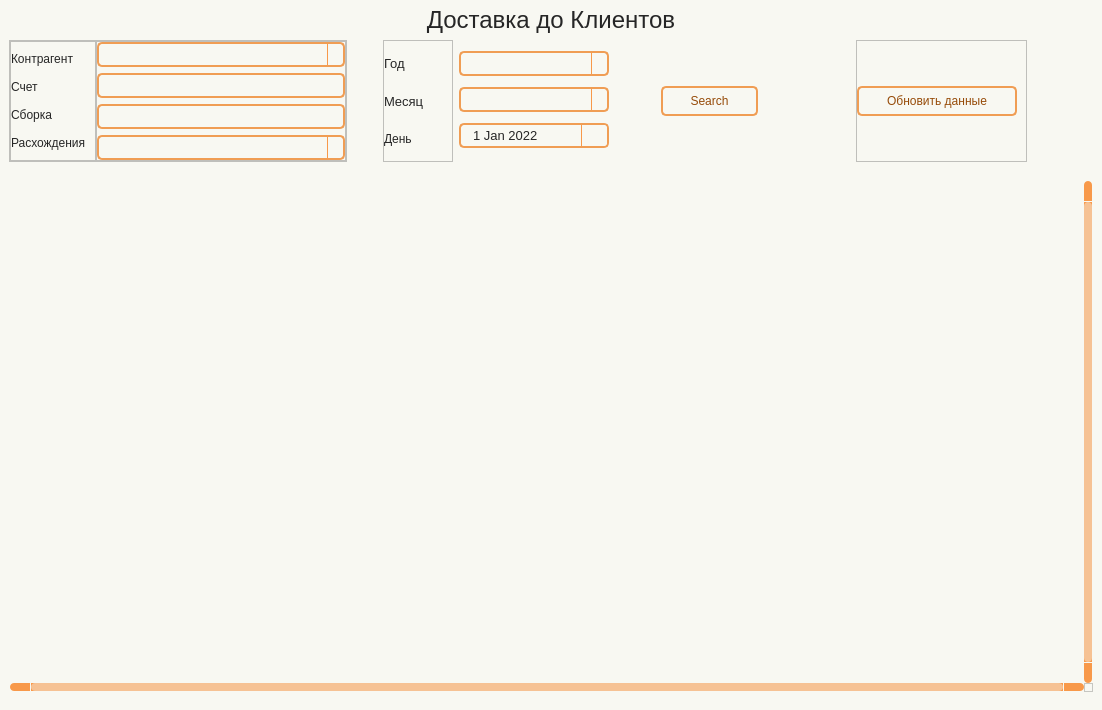
Before: the Qt Designer form wind/pages/delivery.ui in Masik84/Daily_Report_QT, drawn with Qt 5.
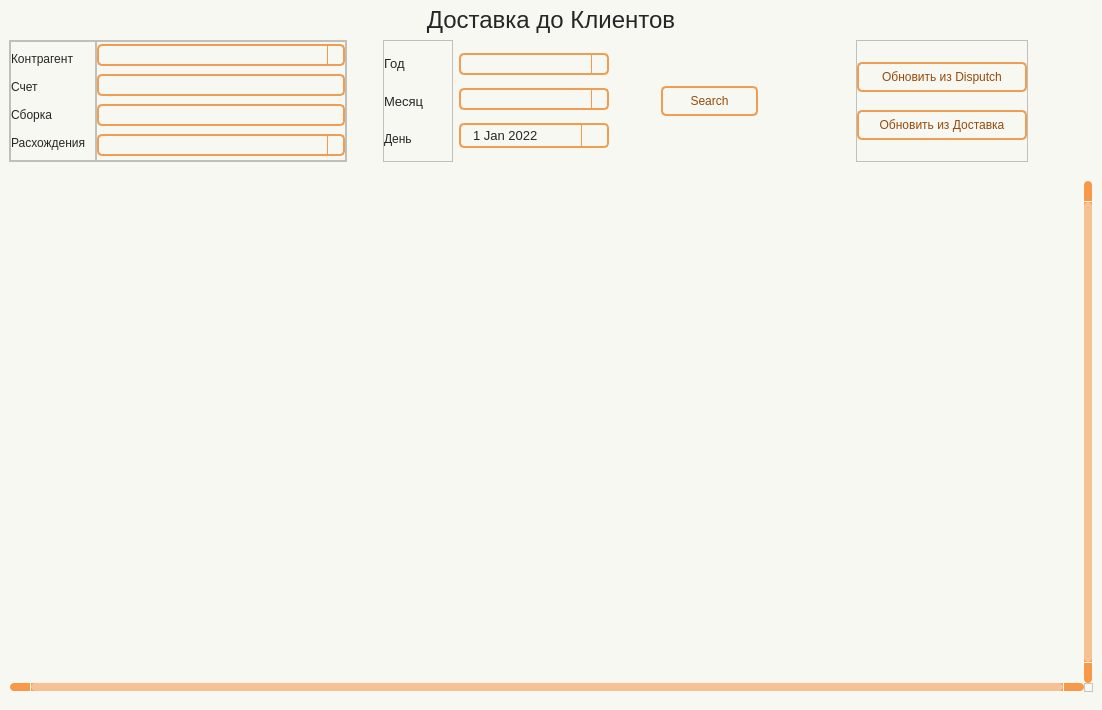
After: the same form once the commit is applied. Icons and pictures are not drawn.

Commit message: update temp_table, delivery, move

```diff
--- a/wind/pages/delivery.ui
+++ b/wind/pages/delivery.ui
@@ -75,9 +75,12 @@
 	background-color: #f6c294;
     color: #262626;
 }
+QTableWidget::item {
+                padding: 1px;  /* Уменьшаем отступы */
+                font: 9pt &quot;Tahoma&quot;;  /* Шрифт для ячеек */
+            }
 QHeaderView::section{
 	background-color: #f8f8f2;
-	max-width: 30px;
 	border: none;
 	border-style: none;
 }
@@ -121,7 +124,7 @@
 	selection-color: #f28223;
 	selection-background-color: #f28223;
     color: #262626;
-	font: 10pt &quot;Tahoma&quot;;
+	font: 9pt &quot;Tahoma&quot;;
 }
 QComboBox:hover {
 	border: 2px solid #f28223;
@@ -164,7 +167,7 @@
 }
 QScrollBar::handle:horizontal {
     background: #f6c294;
-    min-width: 25px;
+    min-width: 20px;
 	border-radius: 4px
 }
 QScrollBar::add-line:horizontal {
@@ -542,7 +545,13 @@
                  <property name="minimumSize">
                   <size>
                    <width>0</width>
-                   <height>25</height>
+                   <height>22</height>
+                  </size>
+                 </property>
+                 <property name="maximumSize">
+                  <size>
+                   <width>16777215</width>
+                   <height>22</height>
                   </size>
                  </property>
                 </widget>
@@ -552,7 +561,7 @@
                  <property name="minimumSize">
                   <size>
                    <width>0</width>
-                   <height>25</height>
+                   <height>22</height>
                   </size>
                  </property>
                 </widget>
@@ -562,13 +571,13 @@
                  <property name="minimumSize">
                   <size>
                    <width>0</width>
-                   <height>25</height>
+                   <height>22</height>
                   </size>
                  </property>
                  <property name="maximumSize">
                   <size>
                    <width>16777215</width>
-                   <height>25</height>
+                   <height>22</height>
                   </size>
                  </property>
                 </widget>
@@ -578,7 +587,13 @@
                  <property name="minimumSize">
                   <size>
                    <width>0</width>
-                   <height>25</height>
+                   <height>22</height>
+                  </size>
+                 </property>
+                 <property name="maximumSize">
+                  <size>
+                   <width>16777215</width>
+                   <height>22</height>
                   </size>
                  </property>
                 </widget>
@@ -718,13 +733,13 @@
               <property name="minimumSize">
                <size>
                 <width>0</width>
-                <height>25</height>
+                <height>22</height>
                </size>
               </property>
               <property name="maximumSize">
                <size>
                 <width>16777215</width>
-                <height>25</height>
+                <height>22</height>
                </size>
               </property>
              </widget>
@@ -734,13 +749,13 @@
               <property name="minimumSize">
                <size>
                 <width>0</width>
-                <height>25</height>
+                <height>22</height>
                </size>
               </property>
               <property name="maximumSize">
                <size>
                 <width>16777215</width>
-                <height>25</height>
+                <height>22</height>
                </size>
               </property>
              </widget>
@@ -874,11 +889,31 @@
             <property name="leftMargin">
              <number>0</number>
             </property>
+            <property name="rightMargin">
+             <number>0</number>
+            </property>
+            <item>
+             <widget class="QPushButton" name="btn_disputch">
+              <property name="minimumSize">
+               <size>
+                <width>0</width>
+                <height>30</height>
+               </size>
+              </property>
+              <property name="text">
+               <string>Обновить из Disputch</string>
+              </property>
+              <property name="icon">
+               <iconset resource="../resource.qrc">
+                <normaloff>:/icon/icon/refresh-cw — копия — копия.svg</normaloff>:/icon/icon/refresh-cw — копия — копия.svg</iconset>
+              </property>
+             </widget>
+            </item>
             <item>
              <widget class="QPushButton" name="btn_refresh">
               <property name="minimumSize">
                <size>
-                <width>160</width>
+                <width>170</width>
                 <height>30</height>
                </size>
               </property>
@@ -889,7 +924,7 @@
                </size>
               </property>
               <property name="text">
-               <string>Обновить данные</string>
+               <string>Обновить из Доставка</string>
               </property>
               <property name="icon">
                <iconset resource="../resource.qrc">
```
Left out of the diff: 12 changed lines with no effect on the pictures. The commit also changes 14 other files.
